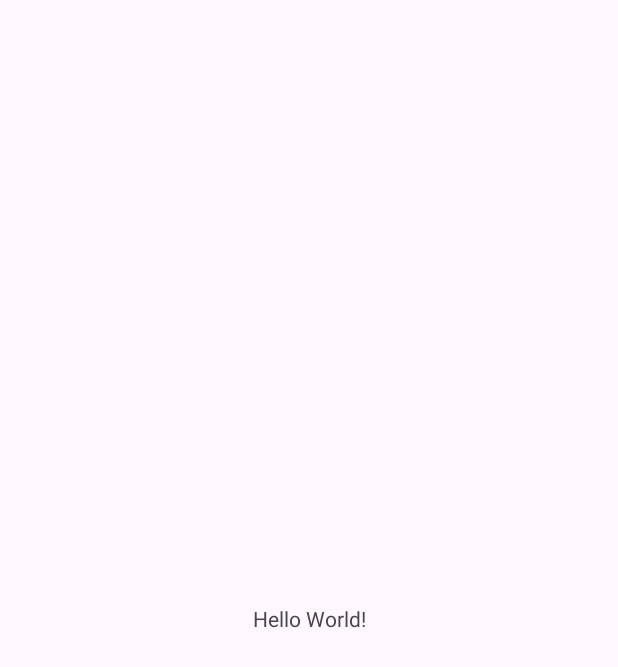
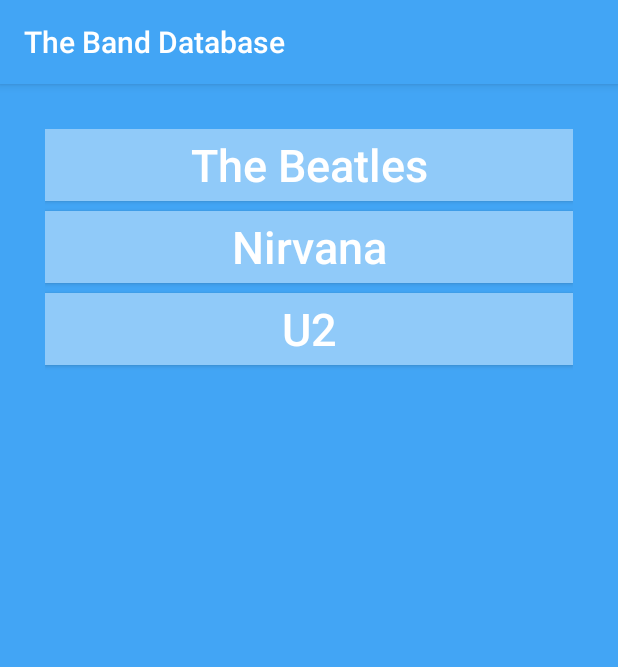
Before and after one commit to joshuawozny/CS-360, an Android app: the screen it shows after launch (MainActivity), on a phone screen of 412 x 824 dp. Before the commit the part shown is almost empty. Shown: the top 667 px of the screen. Run offline under Robolectric (Android 15) with nearby library versions, the phone set to English and light mode, and no system bars; our stand-ins replace navigation-ui.

Commit message:
Update with passing arguments between fragments"

```diff
--- a/TheBandDatabase/app/build.gradle
+++ b/TheBandDatabase/app/build.gradle
@@ -33,6 +33,8 @@ dependencies {
     implementation 'androidx.appcompat:appcompat:1.6.1'
     implementation 'com.google.android.material:material:1.11.0'
     implementation 'androidx.constraintlayout:constraintlayout:2.1.4'
+    implementation 'androidx.navigation:navigation-fragment:2.7.6'
+    implementation 'androidx.navigation:navigation-ui:2.7.6'
     testImplementation 'junit:junit:4.13.2'
     androidTestImplementation 'androidx.test.ext:junit:1.1.5'
     androidTestImplementation 'androidx.test.espresso:espresso-core:3.5.1'
--- /dev/null
+++ b/TheBandDatabase/app/src/main/java/com/zybooks/thebanddatabase/Band.java
@@ -0,0 +1,39 @@
+package com.zybooks.thebanddatabase;
+
+public class Band {
+    private int mId;
+    private String mName;
+    private String mDescription;
+
+    public Band() {}
+
+    public Band(int id, String name, String description) {
+        mId = id;
+        mName = name;
+        mDescription = description;
+    }
+
+    public int getId() {
+        return mId;
+    }
+
+    public void setId(int id) {
+        this.mId = id;
+    }
+
+    public String getName() {
+        return mName;
+    }
+
+    public void setName(String name) {
+        this.mName = name;
+    }
+
+    public String getDescription() {
+        return mDescription;
+    }
+
+    public void setDescription(String description) {
+        this.mDescription = description;
+    }
+}
--- /dev/null
+++ b/TheBandDatabase/app/src/main/java/com/zybooks/thebanddatabase/BandRepository.java
@@ -0,0 +1,42 @@
+package com.zybooks.thebanddatabase;
+
+import android.content.Context;
+import android.content.res.Resources;
+import java.util.ArrayList;
+import java.util.List;
+
+public class BandRepository {
+
+    private static BandRepository instance;
+    private List<Band> mBands;
+
+    public static BandRepository getInstance(Context context) {
+        if (instance == null) {
+            instance = new BandRepository(context);
+        }
+        return instance;
+    }
+
+    private BandRepository(Context context) {
+        mBands = new ArrayList<>();
+        Resources res = context.getResources();
+        String[] bands = res.getStringArray(R.array.bands);
+        String[] descriptions = res.getStringArray(R.array.descriptions);
+        for (int i = 0; i < bands.length; i++) {
+            mBands.add(new Band(i + 1, bands[i], descriptions[i]));
+        }
+    }
+
+    public List<Band> getBands() {
+        return mBands;
+    }
+
+    public Band getBand(int bandId) {
+        for (Band band : mBands) {
+            if (band.getId() == bandId) {
+                return band;
+            }
+        }
+        return null;
+    }
+}
--- /dev/null
+++ b/TheBandDatabase/app/src/main/java/com/zybooks/thebanddatabase/ListFragment.java
@@ -0,0 +1,54 @@
+package com.zybooks.thebanddatabase;
+
+import android.os.Bundle;
+import android.view.LayoutInflater;
+import android.view.View;
+import android.view.ViewGroup;
+import android.widget.Button;
+import android.widget.LinearLayout;
+import androidx.fragment.app.Fragment;
+import androidx.navigation.Navigation;
+import java.util.List;
+
+public class ListFragment extends Fragment {
+
+    @Override
+    public View onCreateView(LayoutInflater inflater, ViewGroup container,
+                             Bundle savedInstanceState) {
+        View rootView = inflater.inflate(R.layout.fragment_list, container, false);
+        LinearLayout layout = (LinearLayout) rootView;
+
+        // Create the buttons using the band names and ids from BandRepository
+        List<Band> bandList = BandRepository.getInstance(requireContext()).getBands();
+        for (Band band : bandList) {
+            Button button = new Button(getContext());
+            LinearLayout.LayoutParams layoutParams = new LinearLayout.LayoutParams(
+                    LinearLayout.LayoutParams.MATCH_PARENT,
+                    LinearLayout.LayoutParams.WRAP_CONTENT);
+            layoutParams.setMargins(0, 0, 0, 10);   // 10px bottom margin
+            button.setLayoutParams(layoutParams);
+
+            // Display band's name on button
+            button.setText(band.getName());
+            button.setTag(band.getId());
+
+            // Navigate to detail screen when clicked
+            button.setOnClickListener(buttonView -> {
+
+                // Create fragment arguments containing the selected band ID
+                int selectedBandId = (int) buttonView.getTag();
+                Bundle args = new Bundle();
+                args.putInt(DetailFragment.ARG_BAND_ID, selectedBandId);
+
+                // Send band ID to DetailFragment
+
+                Navigation.findNavController(buttonView).navigate(R.id.show_item_detail, args);
+            });
+
+            // Add button to the LinearLayout
+            layout.addView(button);
+        }
+
+        return rootView;
+    }
+}
--- a/TheBandDatabase/app/src/main/java/com/zybooks/thebanddatabase/MainActivity.java
+++ b/TheBandDatabase/app/src/main/java/com/zybooks/thebanddatabase/MainActivity.java
@@ -1,14 +1,33 @@
 package com.zybooks.thebanddatabase;
 
 import androidx.appcompat.app.AppCompatActivity;
-
+import androidx.navigation.NavController;
+import androidx.navigation.Navigation;
+import androidx.navigation.fragment.NavHostFragment;
+import androidx.navigation.ui.AppBarConfiguration;
+import androidx.navigation.ui.NavigationUI;
 import android.os.Bundle;
 
 public class MainActivity extends AppCompatActivity {
 
-    @Override
     protected void onCreate(Bundle savedInstanceState) {
         super.onCreate(savedInstanceState);
         setContentView(R.layout.activity_main);
+
+        NavHostFragment navHostFragment = (NavHostFragment) getSupportFragmentManager()
+                .findFragmentById(R.id.nav_host_fragment);
+
+        if (navHostFragment != null) {
+            NavController navController = navHostFragment.getNavController();
+            AppBarConfiguration appBarConfig = new AppBarConfiguration.
+                    Builder(navController.getGraph()).build();
+            NavigationUI.setupActionBarWithNavController(this, navController, appBarConfig);
+        }
+    }
+
+    @Override
+    public boolean onSupportNavigateUp() {
+        NavController navController = Navigation.findNavController(this, R.id.nav_host_fragment);
+        return navController.navigateUp() || super.onSupportNavigateUp();
     }
 }
--- a/TheBandDatabase/app/src/main/res/layout/activity_main.xml
+++ b/TheBandDatabase/app/src/main/res/layout/activity_main.xml
@@ -1,18 +1,16 @@
 <?xml version="1.0" encoding="utf-8"?>
-<androidx.constraintlayout.widget.ConstraintLayout xmlns:android="http://schemas.android.com/apk/res/android"
+<androidx.fragment.app.FragmentContainerView
+    xmlns:android="http://schemas.android.com/apk/res/android"
     xmlns:app="http://schemas.android.com/apk/res-auto"
     xmlns:tools="http://schemas.android.com/tools"
+    android:id="@+id/nav_host_fragment"
+    android:name="androidx.navigation.fragment.NavHostFragment"
     android:layout_width="match_parent"
     android:layout_height="match_parent"
-    tools:context=".MainActivity">
-
-    <TextView
-        android:layout_width="wrap_content"
-        android:layout_height="wrap_content"
-        android:text="Hello World!"
-        app:layout_constraintBottom_toBottomOf="parent"
-        app:layout_constraintEnd_toEndOf="parent"
-        app:layout_constraintStart_toStartOf="parent"
-        app:layout_constraintTop_toTopOf="parent" />
-
-</androidx.constraintlayout.widget.ConstraintLayout>
+    app:defaultNavHost="true"
+    app:layout_constraintBottom_toBottomOf="parent"
+    app:layout_constraintLeft_toLeftOf="parent"
+    app:layout_constraintRight_toRightOf="parent"
+    app:layout_constraintTop_toTopOf="parent"
+    app:navGraph="@navigation/nav_graph"
+    tools:layout="@layout/fragment_detail" />
--- /dev/null
+++ b/TheBandDatabase/app/src/main/res/layout/fragment_list.xml
@@ -0,0 +1,8 @@
+<?xml version="1.0" encoding="utf-8"?>
+<LinearLayout xmlns:android="http://schemas.android.com/apk/res/android"
+    xmlns:tools="http://schemas.android.com/tools"
+    android:orientation="vertical"
+    android:layout_width="match_parent"
+    android:layout_height="match_parent"
+    android:padding="30dp"
+    tools:context=".ListFragment" />
--- /dev/null
+++ b/TheBandDatabase/app/src/main/res/navigation/nav_graph.xml
@@ -0,0 +1,26 @@
+<?xml version="1.0" encoding="utf-8"?>
+<navigation xmlns:android="http://schemas.android.com/apk/res/android"
+    xmlns:app="http://schemas.android.com/apk/res-auto"
+    xmlns:tools="http://schemas.android.com/tools"
+    android:id="@+id/nav_graph"
+    app:startDestination="@id/list_fragment">
+
+    <fragment
+        android:id="@+id/list_fragment"
+        android:name="com.zybooks.thebanddatabase.ListFragment"
+        android:label="@string/app_name">
+        <action
+            android:id="@+id/show_item_detail"
+            app:destination="@id/detail_fragment" />
+    </fragment>
+    <fragment
+        android:id="@+id/detail_fragment"
+        android:name="com.zybooks.thebanddatabase.DetailFragment"
+        android:label="@string/details"
+        tools:layout="@layout/fragment_detail">
+        <argument
+            android:name="band_id"
+            android:defaultValue="1"
+            app:argType="integer" />
+    </fragment>
+</navigation>
--- a/TheBandDatabase/app/src/main/res/values-night/themes.xml
+++ /dev/null
@@ -1,7 +0,0 @@
-<resources xmlns:tools="http://schemas.android.com/tools">
-    <!-- Base application theme. -->
-    <style name="Base.Theme.TheBandDatabase" parent="Theme.Material3.DayNight.NoActionBar">
-        <!-- Customize your dark theme here. -->
-        <!-- <item name="colorPrimary">@color/my_dark_primary</item> -->
-    </style>
-</resources>
--- a/TheBandDatabase/app/src/main/res/values/colors.xml
+++ b/TheBandDatabase/app/src/main/res/values/colors.xml
@@ -1,5 +1,7 @@
 <?xml version="1.0" encoding="utf-8"?>
 <resources>
-    <color name="black">#FF000000</color>
-    <color name="white">#FFFFFFFF</color>
+    <color name="blueberry_200">#90caf9</color>
+    <color name="blueberry_400">#42A5F5</color>
+    <color name="blueberry_900">#0f46a1</color>
+    <color name="white">#FFF</color>
 </resources>
--- a/TheBandDatabase/app/src/main/res/values/strings.xml
+++ b/TheBandDatabase/app/src/main/res/values/strings.xml
@@ -1,3 +1,16 @@
 <resources>
     <string name="app_name">The Band Database</string>
+    <string name="details">Details</string>
+
+    <string-array name="bands">
+        <item>The Beatles</item>
+        <item>Nirvana</item>
+        <item>U2</item>
+    </string-array>
+
+    <string-array name="descriptions">
+        <item>An English rock band that formed in Liverpool in 1960.</item>
+        <item>An American rock band that formed in Washington in 1987.</item>
+        <item>An Irish rock band from Dublin that formed in 1976.</item>
+    </string-array>
 </resources>
--- a/TheBandDatabase/app/src/main/res/values/themes.xml
+++ b/TheBandDatabase/app/src/main/res/values/themes.xml
@@ -1,9 +1,31 @@
-<resources xmlns:tools="http://schemas.android.com/tools">
-    <!-- Base application theme. -->
-    <style name="Base.Theme.TheBandDatabase" parent="Theme.Material3.DayNight.NoActionBar">
-        <!-- Customize your light theme here. -->
-        <!-- <item name="colorPrimary">@color/my_light_primary</item> -->
+<resources>
+    <style name="Theme.TheBandDatabase" parent="Theme.AppCompat.DayNight.DarkActionBar">
+        <item name="android:background">@color/blueberry_400</item>
+        <item name="android:buttonStyle">@style/buttonStyle</item>
+        <item name="android:textColor">@color/white</item>
     </style>
 
-    <style name="Theme.TheBandDatabase" parent="Base.Theme.TheBandDatabase" />
+    <style name="bandListName">
+        <item name="android:textSize">26sp</item>
+        <item name="android:padding">8dp</item>
+    </style>
+
+    <style name="bandName">
+        <item name="android:textSize">40sp</item>
+        <item name="android:textStyle">bold</item>
+        <item name="android:paddingLeft">30dp</item>
+        <item name="android:paddingRight">30dp</item>
+    </style>
+
+    <style name="bandDescription">
+        <item name="android:textSize">30sp</item>
+        <item name="android:padding">30dp</item>
+    </style>
+
+    <style name="buttonStyle" parent="Widget.AppCompat.Button">
+        <item name="android:background">@color/blueberry_200</item>
+        <item name="android:textColor">@color/white</item>
+        <item name="android:textAllCaps">false</item>
+        <item name="android:textSize">30sp</item>
+    </style>
 </resources>
```
Also changed, not shown: TheBandDatabase/app/src/main/java/com/zybooks/thebanddatabase/DetailFragment.java (added, +50 -0 lines), TheBandDatabase/app/src/main/res/layout/fragment_detail.xml (added, +23 -0 lines), TheBandDatabase/app/src/main/res/navigation/sub_nav_graph.xml (added, +18 -0 lines).
